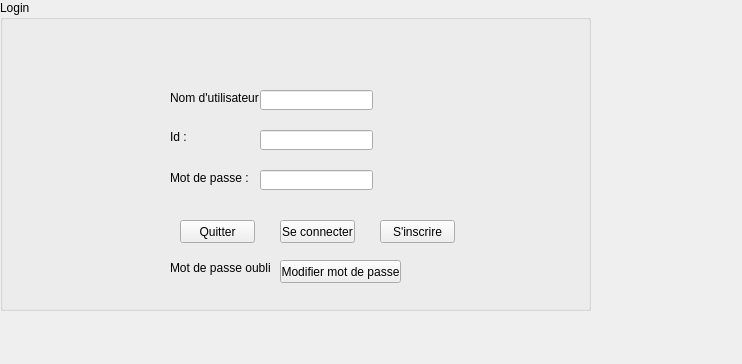
Above: mainwindow.ui from ahmedmanaa21/Projet2A10_SmartCinema before the change. Below: the same form after it.
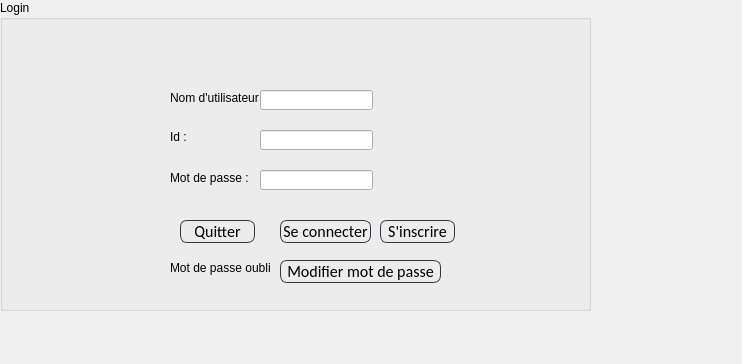
That is the form after the change.

Diff of the .ui file:
```diff
--- a/mainwindow.ui
+++ b/mainwindow.ui
@@ -107,6 +107,33 @@
        <height>23</height>
       </rect>
      </property>
+     <property name="styleSheet">
+      <string notr="true">QPushButton
+{
+	background: transparent;
+	border-style:solid;
+	border-radius:7px;
+	border-width:1px;
+border-color: rgb(50, 53, 57);
+	color:rgb(0,0,0);
+	font-size:16px;
+font-family:Calibri;
+}
+
+QPushButton:hover
+{
+	background-color: #00000000;
+	border-color: rgb(255, 0, 0);
+	/*color:rgb(30, 227, 0);*/
+}
+
+QPushButton:focus
+{
+	background-color: rgb(255, 0, 0);
+	border-color:rgb(255, 0, 0);
+	color:rgb(255, 255, 255);
+}</string>
+     </property>
      <property name="text">
       <string>Quitter</string>
      </property>
@@ -116,10 +143,37 @@
       <rect>
        <x>280</x>
        <y>220</y>
-       <width>75</width>
+       <width>91</width>
        <height>23</height>
       </rect>
      </property>
+     <property name="styleSheet">
+      <string notr="true">QPushButton
+{
+	background: transparent;
+	border-style:solid;
+	border-radius:7px;
+	border-width:1px;
+border-color: rgb(50, 53, 57);
+	color:rgb(0,0,0);
+	font-size:16px;
+font-family:Calibri;
+}
+
+QPushButton:hover
+{
+	background-color: #00000000;
+	border-color: rgb(30, 227, 0);
+	/*color:rgb(30, 227, 0);*/
+}
+
+QPushButton:focus
+{
+	background-color:  rgb(30, 227, 0);
+	border-color: rgba(30, 227, 0,0);
+	color:rgb(255, 255, 255);
+}</string>
+     </property>
      <property name="text">
       <string>Se connecter</string>
      </property>
@@ -133,6 +187,33 @@
        <height>23</height>
       </rect>
      </property>
+     <property name="styleSheet">
+      <string notr="true">QPushButton
+{
+	background: transparent;
+	border-style:solid;
+	border-radius:7px;
+	border-width:1px;
+border-color: rgb(50, 53, 57);
+	color:rgb(0,0,0);
+	font-size:16px;
+font-family:Calibri;
+}
+
+QPushButton:hover
+{
+	background-color: #00000000;
+	border-color: rgb(30, 227, 0);
+	/*color:rgb(30, 227, 0);*/
+}
+
+QPushButton:focus
+{
+	background-color:  rgb(30, 227, 0);
+	border-color: rgba(30, 227, 0,0);
+	color:rgb(255, 255, 255);
+}</string>
+     </property>
      <property name="text">
       <string>S'inscrire</string>
      </property>
@@ -155,10 +236,37 @@
       <rect>
        <x>280</x>
        <y>260</y>
-       <width>121</width>
+       <width>161</width>
        <height>23</height>
       </rect>
      </property>
+     <property name="styleSheet">
+      <string notr="true">QPushButton
+{
+	background: transparent;
+	border-style:solid;
+	border-radius:7px;
+	border-width:1px;
+border-color: rgb(50, 53, 57);
+	color:rgb(0,0,0);
+	font-size:16px;
+font-family:Calibri;
+}
+
+QPushButton:hover
+{
+	background-color: #00000000;
+	border-color: rgb(30, 227, 0);
+	/*color:rgb(30, 227, 0);*/
+}
+
+QPushButton:focus
+{
+	background-color:  rgb(30, 227, 0);
+	border-color: rgba(30, 227, 0,0);
+	color:rgb(255, 255, 255);
+}</string>
+     </property>
      <property name="text">
       <string>Modifier mot de passe</string>
      </property>
```
